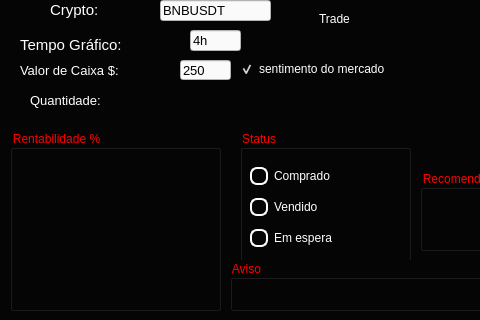
First picture: the form in trade_manage_unit.ui, repository brunoodutra/trade_bot_binance, before the edit; both pictures show x 0 to 480 and y 0 to 320 of the 617 by 441 pixel window.
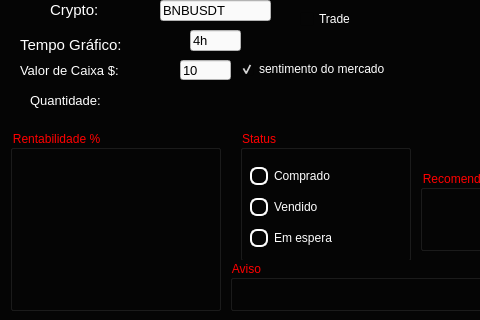
Second picture: the form after the edit.

Commit message: ajusta default de caixa para o minimo USDT da binance

```diff
--- a/trade_manage_unit.ui
+++ b/trade_manage_unit.ui
@@ -451,7 +451,7 @@
       <string notr="true">background-color: rgb(250, 250, 250);</string>
      </property>
      <property name="text">
-      <string>250</string>
+      <string>10</string>
      </property>
     </widget>
     <widget class="QGroupBox" name="groupBox_aviso">
```
